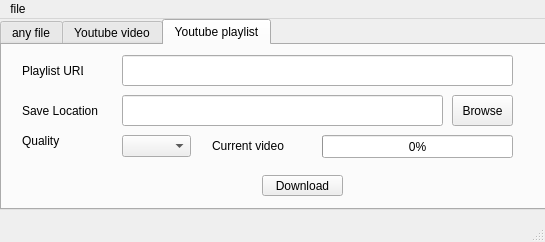
Above: main.ui from MoCrespo/cr-downloader before the change. Below: the same form after it.
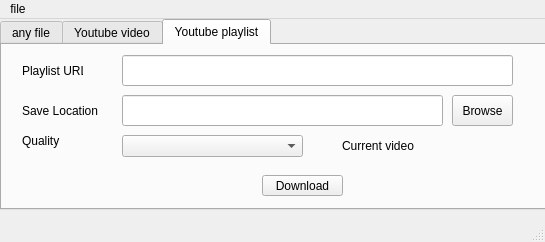
That is the form after the change. The open tabs and pages were chosen to show the change. Icons and pictures are not drawn.

Commit message: I've problem in pafy playlist and I can't solved yet so I using pytube for playlist

```diff
--- a/main.ui
+++ b/main.ui
@@ -2488,7 +2488,7 @@
        <rect>
         <x>120</x>
         <y>90</y>
-        <width>69</width>
+        <width>181</width>
         <height>22</height>
        </rect>
       </property>
@@ -2516,22 +2516,6 @@
        </rect>
       </property>
      </widget>
-     <widget class="QProgressBar" name="progressBar_5">
-      <property name="geometry">
-       <rect>
-        <x>320</x>
-        <y>90</y>
-        <width>191</width>
-        <height>23</height>
-       </rect>
-      </property>
-      <property name="styleSheet">
-       <string notr="true"/>
-      </property>
-      <property name="value">
-       <number>0</number>
-      </property>
-     </widget>
      <widget class="QPushButton" name="pushButton_10">
       <property name="geometry">
        <rect>
@@ -2574,7 +2558,7 @@
      <widget class="QLabel" name="label_14">
       <property name="geometry">
        <rect>
-        <x>210</x>
+        <x>340</x>
         <y>90</y>
         <width>81</width>
         <height>21</height>
```
The commit also changes 1 other file.
